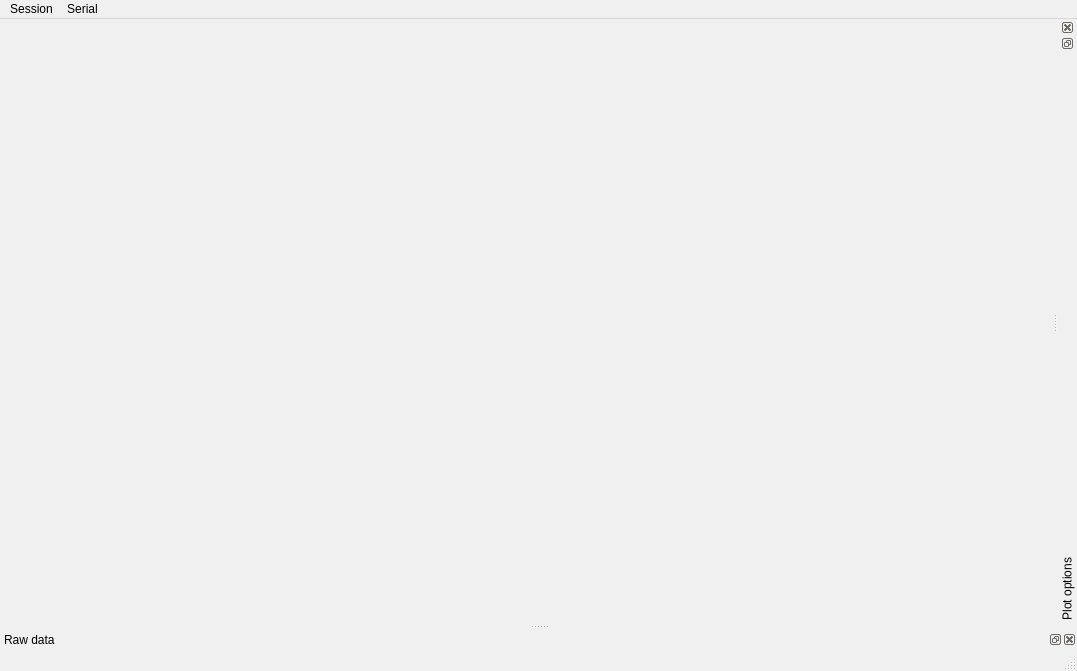
Above: RsReadQt/mainwindow.ui from scphamster/RsReadQt before the change. Below: the same form after it.
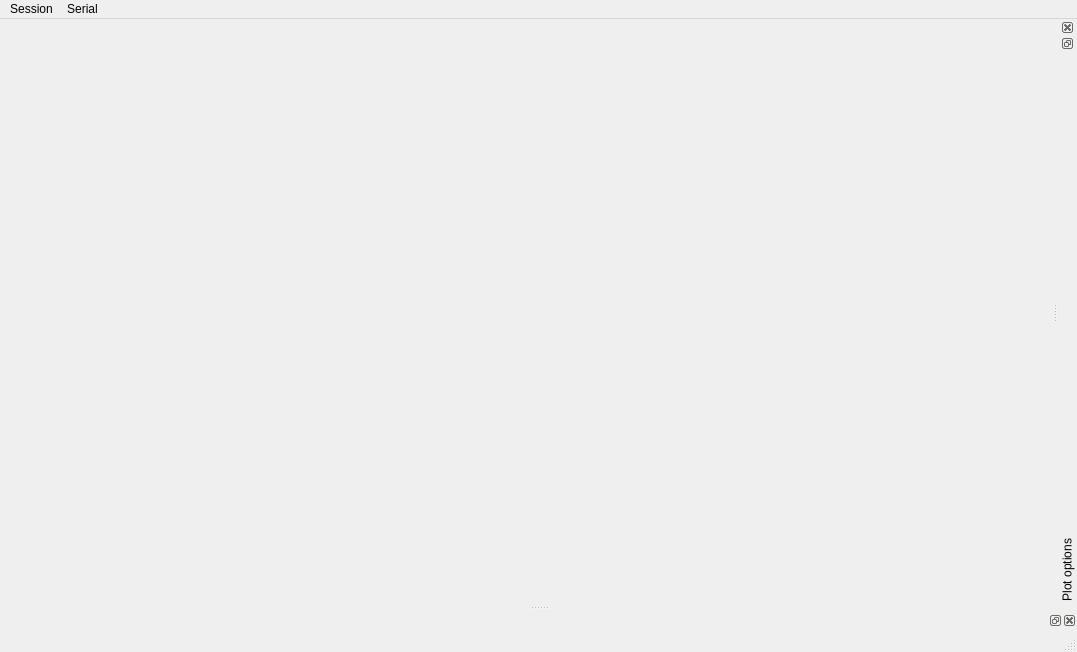
That is the form after the change. Icons and pictures are not drawn.

Patch:
```diff
--- a/RsReadQt/mainwindow.ui
+++ b/RsReadQt/mainwindow.ui
@@ -7,422 +7,14 @@
     <x>0</x>
     <y>0</y>
     <width>1077</width>
-    <height>671</height>
+    <height>652</height>
    </rect>
   </property>
   <property name="palette">
    <palette>
-    <active>
-     <colorrole role="WindowText">
-      <brush brushstyle="SolidPattern">
-       <color alpha="255">
-        <red>0</red>
-        <green>0</green>
-        <blue>0</blue>
-       </color>
-      </brush>
-     </colorrole>
-     <colorrole role="Button">
-      <brush brushstyle="SolidPattern">
-       <color alpha="255">
-        <red>223</red>
-        <green>223</green>
-        <blue>223</blue>
-       </color>
-      </brush>
-     </colorrole>
-     <colorrole role="Light">
-      <brush brushstyle="SolidPattern">
-       <color alpha="255">
-        <red>255</red>
-        <green>255</green>
-        <blue>255</blue>
-       </color>
-      </brush>
-     </colorrole>
-     <colorrole role="Midlight">
-      <brush brushstyle="SolidPattern">
-       <color alpha="255">
-        <red>239</red>
-        <green>239</green>
-        <blue>239</blue>
-       </color>
-      </brush>
-     </colorrole>
-     <colorrole role="Dark">
-      <brush brushstyle="SolidPattern">
-       <color alpha="255">
-        <red>111</red>
-        <green>111</green>
-        <blue>111</blue>
-       </color>
-      </brush>
-     </colorrole>
-     <colorrole role="Mid">
-      <brush brushstyle="SolidPattern">
-       <color alpha="255">
-        <red>149</red>
-        <green>149</green>
-        <blue>149</blue>
-       </color>
-      </brush>
-     </colorrole>
-     <colorrole role="Text">
-      <brush brushstyle="SolidPattern">
-       <color alpha="255">
-        <red>0</red>
-        <green>0</green>
-        <blue>0</blue>
-       </color>
-      </brush>
-     </colorrole>
-     <colorrole role="BrightText">
-      <brush brushstyle="SolidPattern">
-       <color alpha="255">
-        <red>255</red>
-        <green>255</green>
-        <blue>255</blue>
-       </color>
-      </brush>
-     </colorrole>
-     <colorrole role="ButtonText">
-      <brush brushstyle="SolidPattern">
-       <color alpha="255">
-        <red>0</red>
-        <green>0</green>
-        <blue>0</blue>
-       </color>
-      </brush>
-     </colorrole>
-     <colorrole role="Base">
-      <brush brushstyle="SolidPattern">
-       <color alpha="255">
-        <red>255</red>
-        <green>255</green>
-        <blue>255</blue>
-       </color>
-      </brush>
-     </colorrole>
-     <colorrole role="Window">
-      <brush brushstyle="SolidPattern">
-       <color alpha="255">
-        <red>223</red>
-        <green>223</green>
-        <blue>223</blue>
-       </color>
-      </brush>
-     </colorrole>
-     <colorrole role="Shadow">
-      <brush brushstyle="SolidPattern">
-       <color alpha="255">
-        <red>0</red>
-        <green>0</green>
-        <blue>0</blue>
-       </color>
-      </brush>
-     </colorrole>
-     <colorrole role="AlternateBase">
-      <brush brushstyle="SolidPattern">
-       <color alpha="255">
-        <red>239</red>
-        <green>239</green>
-        <blue>239</blue>
-       </color>
-      </brush>
-     </colorrole>
-     <colorrole role="ToolTipBase">
-      <brush brushstyle="SolidPattern">
-       <color alpha="255">
-        <red>255</red>
-        <green>255</green>
-        <blue>220</blue>
-       </color>
-      </brush>
-     </colorrole>
-     <colorrole role="ToolTipText">
-      <brush brushstyle="SolidPattern">
-       <color alpha="255">
-        <red>0</red>
-        <green>0</green>
-        <blue>0</blue>
-       </color>
-      </brush>
-     </colorrole>
-    </active>
-    <inactive>
-     <colorrole role="WindowText">
-      <brush brushstyle="SolidPattern">
-       <color alpha="255">
-        <red>0</red>
-        <green>0</green>
-        <blue>0</blue>
-       </color>
-      </brush>
-     </colorrole>
-     <colorrole role="Button">
-      <brush brushstyle="SolidPattern">
-       <color alpha="255">
-        <red>240</red>
-        <green>240</green>
-        <blue>240</blue>
-       </color>
-      </brush>
-     </colorrole>
-     <colorrole role="Light">
-      <brush brushstyle="SolidPattern">
-       <color alpha="255">
-        <red>255</red>
-        <green>255</green>
-        <blue>255</blue>
-       </color>
-      </brush>
-     </colorrole>
-     <colorrole role="Midlight">
-      <brush brushstyle="SolidPattern">
-       <color alpha="255">
-        <red>227</red>
-        <green>227</green>
-        <blue>227</blue>
-       </color>
-      </brush>
-     </colorrole>
-     <colorrole role="Dark">
-      <brush brushstyle="SolidPattern">
-       <color alpha="255">
-        <red>160</red>
-        <green>160</green>
-        <blue>160</blue>
-       </color>
-      </brush>
-     </colorrole>
-     <colorrole role="Mid">
-      <brush brushstyle="SolidPattern">
-       <color alpha="255">
-        <red>160</red>
-        <green>160</green>
-        <blue>160</blue>
-       </color>
-      </brush>
-     </colorrole>
-     <colorrole role="Text">
-      <brush brushstyle="SolidPattern">
-       <color alpha="255">
-        <red>0</red>
-        <green>0</green>
-        <blue>0</blue>
-       </color>
-      </brush>
-     </colorrole>
-     <colorrole role="BrightText">
-      <brush brushstyle="SolidPattern">
-       <color alpha="255">
-        <red>255</red>
-        <green>255</green>
-        <blue>255</blue>
-       </color>
-      </brush>
-     </colorrole>
-     <colorrole role="ButtonText">
-      <brush brushstyle="SolidPattern">
-       <color alpha="255">
-        <red>0</red>
-        <green>0</green>
-        <blue>0</blue>
-       </color>
-      </brush>
-     </colorrole>
-     <colorrole role="Base">
-      <brush brushstyle="SolidPattern">
-       <color alpha="255">
-        <red>255</red>
-        <green>255</green>
-        <blue>255</blue>
-       </color>
-      </brush>
-     </colorrole>
-     <colorrole role="Window">
-      <brush brushstyle="SolidPattern">
-       <color alpha="255">
-        <red>240</red>
-        <green>240</green>
-        <blue>240</blue>
-       </color>
-      </brush>
-     </colorrole>
-     <colorrole role="Shadow">
-      <brush brushstyle="SolidPattern">
-       <color alpha="255">
-        <red>105</red>
-        <green>105</green>
-        <blue>105</blue>
-       </color>
-      </brush>
-     </colorrole>
-     <colorrole role="AlternateBase">
-      <brush brushstyle="SolidPattern">
-       <color alpha="255">
-        <red>245</red>
-        <green>245</green>
-        <blue>245</blue>
-       </color>
-      </brush>
-     </colorrole>
-     <colorrole role="ToolTipBase">
-      <brush brushstyle="SolidPattern">
-       <color alpha="255">
-        <red>255</red>
-        <green>255</green>
-        <blue>220</blue>
-       </color>
-      </brush>
-     </colorrole>
-     <colorrole role="ToolTipText">
-      <brush brushstyle="SolidPattern">
-       <color alpha="255">
-        <red>0</red>
-        <green>0</green>
-        <blue>0</blue>
-       </color>
-      </brush>
-     </colorrole>
-    </inactive>
-    <disabled>
-     <colorrole role="WindowText">
-      <brush brushstyle="SolidPattern">
-       <color alpha="255">
-        <red>111</red>
-        <green>111</green>
-        <blue>111</blue>
-       </color>
-      </brush>
-     </colorrole>
-     <colorrole role="Button">
-      <brush brushstyle="SolidPattern">
-       <color alpha="255">
-        <red>223</red>
-        <green>223</green>
-        <blue>223</blue>
-       </color>
-      </brush>
-     </colorrole>
-     <colorrole role="Light">
-      <brush brushstyle="SolidPattern">
-       <color alpha="255">
-        <red>255</red>
-        <green>255</green>
-        <blue>255</blue>
-       </color>
-      </brush>
-     </colorrole>
-     <colorrole role="Midlight">
-      <brush brushstyle="SolidPattern">
-       <color alpha="255">
-        <red>239</red>
-        <green>239</green>
-        <blue>239</blue>
-       </color>
-      </brush>
-     </colorrole>
-     <colorrole role="Dark">
-      <brush brushstyle="SolidPattern">
-       <color alpha="255">
-        <red>111</red>
-        <green>111</green>
-        <blue>111</blue>
-       </color>
-      </brush>
-     </colorrole>
-     <colorrole role="Mid">
-      <brush brushstyle="SolidPattern">
-       <color alpha="255">
-        <red>149</red>
-        <green>149</green>
-        <blue>149</blue>
-       </color>
-      </brush>
-     </colorrole>
-     <colorrole role="Text">
-      <brush brushstyle="SolidPattern">
-       <color alpha="255">
-        <red>111</red>
-        <green>111</green>
-        <blue>111</blue>
-       </color>
-      </brush>
-     </colorrole>
-     <colorrole role="BrightText">
-      <brush brushstyle="SolidPattern">
-       <color alpha="255">
-        <red>255</red>
-        <green>255</green>
-        <blue>255</blue>
-       </color>
-      </brush>
-     </colorrole>
-     <colorrole role="ButtonText">
-      <brush brushstyle="SolidPattern">
-       <color alpha="255">
-        <red>111</red>
-        <green>111</green>
-        <blue>111</blue>
-       </color>
-      </brush>
-     </colorrole>
-     <colorrole role="Base">
-      <brush brushstyle="SolidPattern">
-       <color alpha="255">
-        <red>223</red>
-        <green>223</green>
-        <blue>223</blue>
-       </color>
-      </brush>
-     </colorrole>
-     <colorrole role="Window">
-      <brush brushstyle="SolidPattern">
-       <color alpha="255">
-        <red>223</red>
-        <green>223</green>
-        <blue>223</blue>
-       </color>
-      </brush>
-     </colorrole>
-     <colorrole role="Shadow">
-      <brush brushstyle="SolidPattern">
-       <color alpha="255">
-        <red>0</red>
-        <green>0</green>
-        <blue>0</blue>
-       </color>
-      </brush>
-     </colorrole>
-     <colorrole role="AlternateBase">
-      <brush brushstyle="SolidPattern">
-       <color alpha="255">
-        <red>245</red>
-        <green>245</green>
-        <blue>245</blue>
-       </color>
-      </brush>
-     </colorrole>
-     <colorrole role="ToolTipBase">
-      <brush brushstyle="SolidPattern">
-       <color alpha="255">
-        <red>255</red>
-        <green>255</green>
-        <blue>220</blue>
-       </color>
-      </brush>
-     </colorrole>
-     <colorrole role="ToolTipText">
-      <brush brushstyle="SolidPattern">
-       <color alpha="255">
-        <red>0</red>
-        <green>0</green>
-        <blue>0</blue>
-       </color>
-      </brush>
-     </colorrole>
-    </disabled>
+    <active/>
+    <inactive/>
+    <disabled/>
    </palette>
   </property>
   <property name="mouseTracking">
@@ -504,9 +96,6 @@
    <property name="allowedAreas">
     <set>Qt::BottomDockWidgetArea|Qt::TopDockWidgetArea</set>
    </property>
-   <property name="windowTitle">
-    <string>Raw data</string>
-   </property>
    <attribute name="dockWidgetArea">
     <number>8</number>
    </attribute>
```
